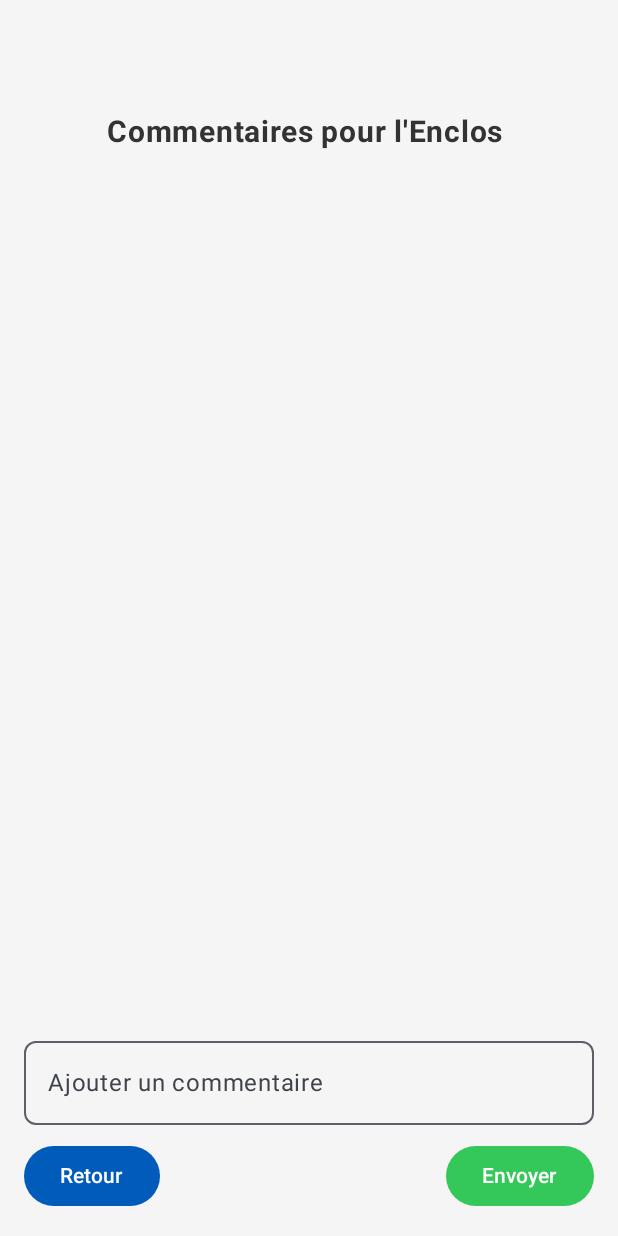
After one commit to Futiz/ZooISEN, an Android app built with Jetpack Compose: the composable EnclosureCommentScreen called with empty values, on a phone screen of 412 x 824 dp. The commit adds this screen. Run offline under Robolectric (Android 15) with nearby library versions, the phone set to English and light mode, and no system bars; our stand-ins replace Firebase (no records; nobody signed in at launch, a user with empty details on screens opened directly).

Commit message:
v0.2 biomes colorés, enclos avec commentaires (commentaires pas réliés avec enclos id pfff)

```diff
--- /dev/null
+++ b/app/src/main/java/fr/isen/sannicolas/zooisen/screens/EnclosureCommentScreen.kt
@@ -0,0 +1,126 @@
+package fr.isen.sannicolas.zooisen.screens
+
+import androidx.compose.foundation.background
+import androidx.compose.foundation.layout.*
+import androidx.compose.foundation.lazy.LazyColumn
+import androidx.compose.foundation.lazy.items
+import androidx.compose.foundation.shape.RoundedCornerShape
+import androidx.compose.material3.*
+import androidx.compose.runtime.*
+import androidx.compose.ui.Alignment
+import androidx.compose.ui.Modifier
+import androidx.compose.ui.graphics.Color
+import androidx.compose.ui.text.font.FontWeight
+import androidx.compose.ui.unit.dp
+import androidx.compose.ui.unit.sp
+import androidx.navigation.NavHostController
+import fr.isen.sannicolas.zooisen.database.Comment
+import fr.isen.sannicolas.zooisen.database.Database
+
+@Composable
+fun EnclosureCommentScreen(navController: NavHostController, enclosureId: String) {
+    var comments by remember { mutableStateOf<List<Comment>>(emptyList()) }
+    var newComment by remember { mutableStateOf("") }
+
+    // 🔹 Charger les commentaires de l'enclos spécifique
+    LaunchedEffect(enclosureId) {
+        Database.fetchComments(
+            enclosureId = enclosureId,  // ✅ On récupère bien les commentaires pour l'enclos spécifié
+            onSuccess = { comments = it },
+            onFailure = { println("❌ Erreur chargement commentaires: ${it.message}") }
+        )
+    }
+
+    Box(
+        modifier = Modifier
+            .fillMaxSize()
+            .background(Color(0xFFF5F5F5))
+            .padding(16.dp)
+    ) {
+        Column(
+            horizontalAlignment = Alignment.CenterHorizontally,
+            modifier = Modifier.fillMaxSize()
+        ) {
+            Spacer(modifier = Modifier.height(60.dp))
+
+            Text(
+                text = "Commentaires pour l'Enclos $enclosureId",
+                fontSize = 20.sp,
+                fontWeight = FontWeight.Bold,
+                color = Color(0xFF333333)
+            )
+
+            Spacer(modifier = Modifier.height(16.dp))
+
+            LazyColumn(
+                modifier = Modifier
+                    .weight(1f)
+                    .fillMaxWidth()
+            ) {
+                items(comments) { comment ->
+                    Card(
+                        shape = RoundedCornerShape(12.dp),
+                        elevation = CardDefaults.cardElevation(defaultElevation = 4.dp),
+                        colors = CardDefaults.cardColors(containerColor = Color.White),
+                        modifier = Modifier
+                            .fillMaxWidth()
+                            .padding(vertical = 6.dp)
+                    ) {
+                        Column(modifier = Modifier.padding(12.dp)) {
+                            Text(
+                                text = comment.author,
+                                fontWeight = FontWeight.Bold,
+                                color = Color(0xFF007AFF)
+                            )
+                            Spacer(modifier = Modifier.height(4.dp))
+                            Text(text = comment.text, fontSize = 14.sp, color = Color(0xFF555555))
+                        }
+                    }
+                }
+            }
+
+            Spacer(modifier = Modifier.height(12.dp))
+
+            OutlinedTextField(
+                value = newComment,
+                onValueChange = { newComment = it },
+                label = { Text("Ajouter un commentaire") },
+                shape = RoundedCornerShape(8.dp),
+                modifier = Modifier.fillMaxWidth()
+            )
+
+            Spacer(modifier = Modifier.height(10.dp))
+
+            Row(
+                modifier = Modifier.fillMaxWidth(),
+                horizontalArrangement = Arrangement.SpaceBetween
+            ) {
+                // 🔹 Bouton Retour
+                Button(
+                    onClick = { navController.popBackStack() },
+                    colors = ButtonDefaults.buttonColors(containerColor = Color(0xFF005BBB))
+                ) {
+                    Text("Retour", color = Color.White)
+                }
+
+                // 🔹 Bouton Envoyer un commentaire
+                Button(
+                    onClick = {
+                        if (newComment.isNotBlank()) {
+                            Database.addComment(
+                                enclosureId = enclosureId,  // ✅ Enregistrement au bon endroit
+                                author = "Utilisateur",
+                                text = newComment,
+                                onSuccess = { newComment = "" },
+                                onFailure = { println("❌ Erreur lors de l'ajout du commentaire: ${it.message}") }
+                            )
+                        }
+                    },
+                    colors = ButtonDefaults.buttonColors(containerColor = Color(0xFF34C759))
+                ) {
+                    Text(text = "Envoyer", color = Color.White)
+                }
+            }
+        }
+    }
+}
```
Also changed, not shown: app/src/main/java/fr/isen/sannicolas/zooisen/MainActivity.kt (+7 -1 lines), app/src/main/java/fr/isen/sannicolas/zooisen/database/Database.kt (+45 -44 lines), app/src/main/java/fr/isen/sannicolas/zooisen/screens/BiomeScreen.kt (+5 -9 lines), app/src/main/java/fr/isen/sannicolas/zooisen/screens/EnclosureScreen.kt (+91 -64 lines).
